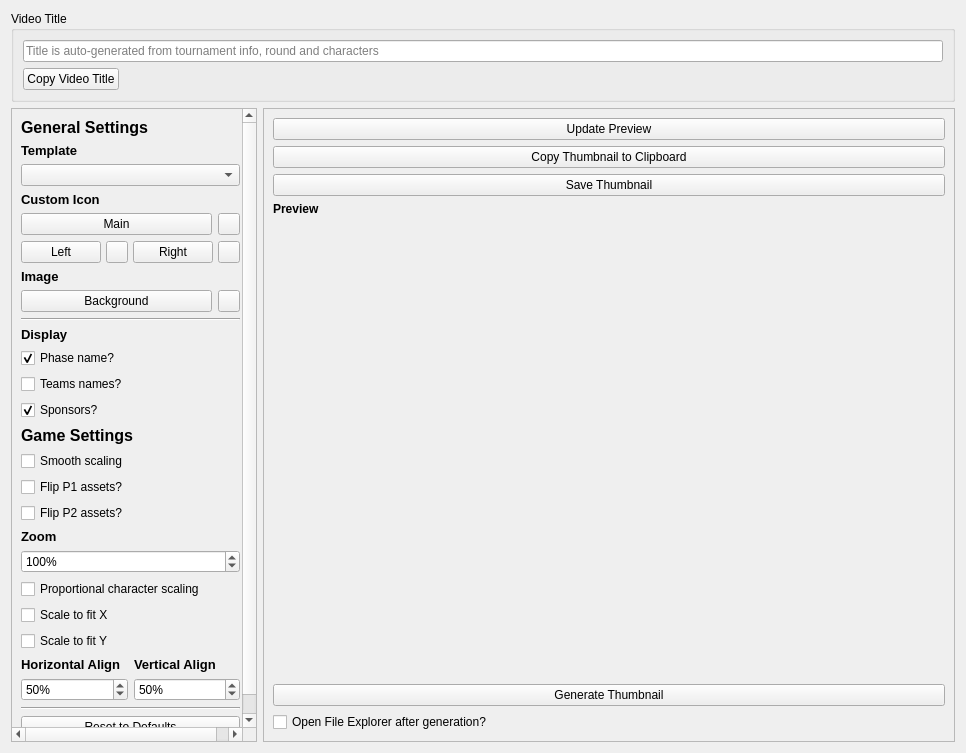
This is src/layout/AutonaThumbnailSettings.ui in yuya-tagu/Autona as Qt 5 draws it before an edit. The edited form follows.
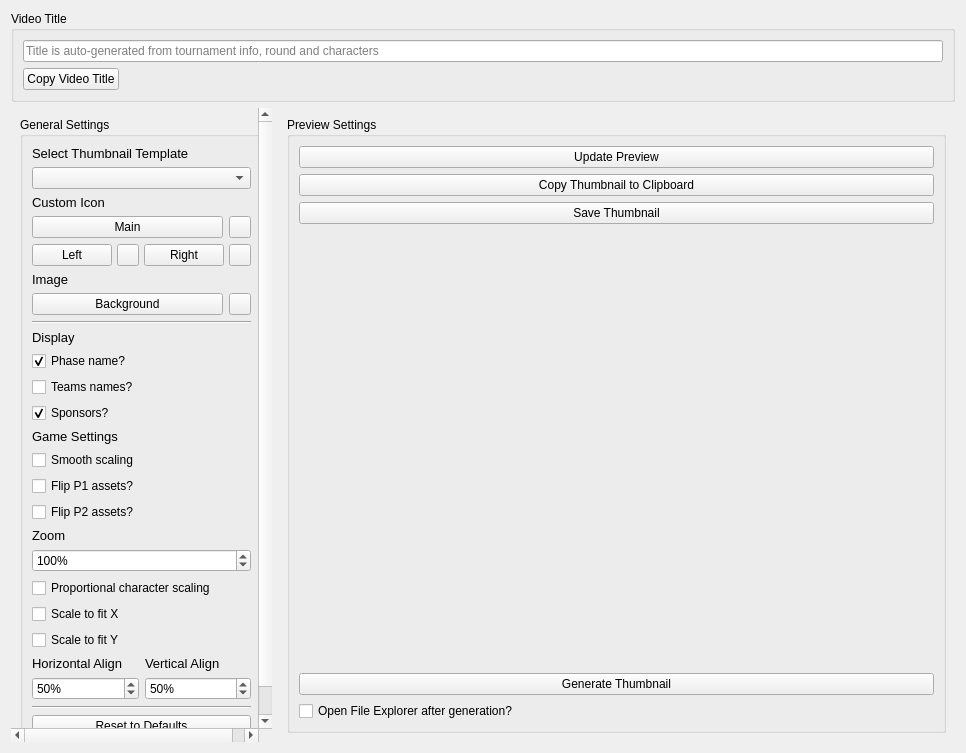
This is the edited form.

```diff
--- a/src/layout/AutonaThumbnailSettings.ui
+++ b/src/layout/AutonaThumbnailSettings.ui
@@ -74,6 +74,9 @@
     <layout class="QHBoxLayout" name="horizontalLayout_8">
      <item>
       <widget class="QScrollArea" name="scrollArea">
+     <property name="frameShape">
+      <enum>QFrame::NoFrame</enum>
+     </property>
      <property name="sizePolicy">
       <sizepolicy hsizetype="Minimum" vsizetype="Expanding">
        <horstretch>0</horstretch>
@@ -82,36 +85,29 @@
      </property>
      <widget class="QWidget" name="scrollAreaWidgetContents">
       <layout class="QVBoxLayout" name="verticalLayout_6">
-       <property name="rightMargin">
-        <number>16</number>
-       </property>
        <item>
-        <layout class="QVBoxLayout" name="verticalLayout">
-         <item>
-          <widget class="QLabel" name="label_18">
-           <property name="font">
-            <font>
-             <pointsize>12</pointsize>
-             <weight>75</weight>
-             <bold>true</bold>
-            </font>
-           </property>
-           <property name="text">
-            <string>General Settings</string>
-           </property>
-          </widget>
-         </item>
+        <widget class="QGroupBox" name="groupBoxGeneralSettings">
+         <property name="title">
+          <string>General Settings</string>
+         </property>
+         <layout class="QVBoxLayout" name="verticalLayout">
          <item>
           <widget class="QLabel" name="label_17">
+           <property name="sizePolicy">
+            <sizepolicy hsizetype="Preferred" vsizetype="Maximum">
+             <horstretch>0</horstretch>
+             <verstretch>0</verstretch>
+            </sizepolicy>
+           </property>
            <property name="font">
             <font>
              <pointsize>10</pointsize>
-             <weight>75</weight>
+             <weight>700</weight>
              <bold>true</bold>
             </font>
            </property>
            <property name="text">
-            <string>Template</string>
+            <string>Select Thumbnail Template</string>
            </property>
           </widget>
          </item>
@@ -120,20 +116,44 @@
          </item>
          <item>
           <layout class="QVBoxLayout" name="verticalLayout_15">
+           <property name="leftMargin">
+            <number>0</number>
+           </property>
+           <property name="topMargin">
+            <number>0</number>
+           </property>
            <property name="rightMargin">
             <number>0</number>
            </property>
+           <property name="bottomMargin">
+            <number>0</number>
+           </property>
            <item>
             <layout class="QVBoxLayout" name="verticalLayout_8">
-             <property name="leftMargin">
-              <number>0</number>
-             </property>
+           <property name="leftMargin">
+            <number>0</number>
+           </property>
+           <property name="topMargin">
+            <number>0</number>
+           </property>
+           <property name="rightMargin">
+            <number>0</number>
+           </property>
+           <property name="bottomMargin">
+            <number>0</number>
+           </property>
              <item>
               <widget class="QLabel" name="label_2">
+           <property name="sizePolicy">
+            <sizepolicy hsizetype="Preferred" vsizetype="Maximum">
+             <horstretch>0</horstretch>
+             <verstretch>0</verstretch>
+            </sizepolicy>
+           </property>
                <property name="font">
                 <font>
                  <pointsize>10</pointsize>
-                 <weight>75</weight>
+                 <weight>700</weight>
                  <bold>true</bold>
                 </font>
                </property>
@@ -144,6 +164,18 @@
              </item>
              <item>
               <layout class="QHBoxLayout" name="horizontalLayout_4">
+           <property name="leftMargin">
+            <number>0</number>
+           </property>
+           <property name="topMargin">
+            <number>0</number>
+           </property>
+           <property name="rightMargin">
+            <number>0</number>
+           </property>
+           <property name="bottomMargin">
+            <number>0</number>
+           </property>
                <item>
                 <widget class="QPushButton" name="customMainIcon">
                  <property name="sizePolicy">
@@ -271,15 +303,30 @@
            </item>
            <item>
             <layout class="QVBoxLayout" name="verticalLayout_7">
-             <property name="topMargin">
-              <number>0</number>
-             </property>
+           <property name="leftMargin">
+            <number>0</number>
+           </property>
+           <property name="topMargin">
+            <number>0</number>
+           </property>
+           <property name="rightMargin">
+            <number>0</number>
+           </property>
+           <property name="bottomMargin">
+            <number>0</number>
+           </property>
              <item>
               <widget class="QLabel" name="label_11">
+           <property name="sizePolicy">
+            <sizepolicy hsizetype="Preferred" vsizetype="Maximum">
+             <horstretch>0</horstretch>
+             <verstretch>0</verstretch>
+            </sizepolicy>
+           </property>
                <property name="font">
                 <font>
                  <pointsize>10</pointsize>
-                 <weight>75</weight>
+                 <weight>700</weight>
                  <bold>true</bold>
                 </font>
                </property>
@@ -293,6 +340,18 @@
              </item>
              <item>
               <layout class="QHBoxLayout" name="horizontalLayout_14">
+           <property name="leftMargin">
+            <number>0</number>
+           </property>
+           <property name="topMargin">
+            <number>0</number>
+           </property>
+           <property name="rightMargin">
+            <number>0</number>
+           </property>
+           <property name="bottomMargin">
+            <number>0</number>
+           </property>
                <item>
                 <widget class="QPushButton" name="customBackground">
                  <property name="text">
@@ -339,6 +398,18 @@
          </item>
          <item>
           <layout class="QVBoxLayout" name="verticalLayout_9">
+           <property name="leftMargin">
+            <number>0</number>
+           </property>
+           <property name="topMargin">
+            <number>0</number>
+           </property>
+           <property name="rightMargin">
+            <number>0</number>
+           </property>
+           <property name="bottomMargin">
+            <number>0</number>
+           </property>
            <item>
             <widget class="QLabel" name="label_13">
              <property name="sizePolicy">
@@ -350,7 +421,7 @@
              <property name="font">
               <font>
                <pointsize>10</pointsize>
-               <weight>75</weight>
+               <weight>700</weight>
                <bold>true</bold>
               </font>
              </property>
@@ -393,10 +464,16 @@
          </item>
          <item>
           <widget class="QLabel" name="label_19">
+           <property name="sizePolicy">
+            <sizepolicy hsizetype="Preferred" vsizetype="Maximum">
+             <horstretch>0</horstretch>
+             <verstretch>0</verstretch>
+            </sizepolicy>
+           </property>
            <property name="font">
             <font>
-             <pointsize>12</pointsize>
-             <weight>75</weight>
+             <pointsize>10</pointsize>
+             <weight>700</weight>
              <bold>true</bold>
             </font>
            </property>
@@ -434,10 +511,22 @@
          </item>
          <item>
           <layout class="QVBoxLayout" name="verticalLayout_17">
+           <property name="leftMargin">
+            <number>0</number>
+           </property>
+           <property name="topMargin">
+            <number>0</number>
+           </property>
+           <property name="rightMargin">
+            <number>0</number>
+           </property>
+           <property name="bottomMargin">
+            <number>0</number>
+           </property>
            <item>
             <widget class="QLabel" name="label_14">
              <property name="sizePolicy">
-              <sizepolicy hsizetype="Maximum" vsizetype="Minimum">
+              <sizepolicy hsizetype="Preferred" vsizetype="Maximum">
                <horstretch>0</horstretch>
                <verstretch>0</verstretch>
               </sizepolicy>
@@ -445,7 +534,7 @@
              <property name="font">
               <font>
                <pointsize>10</pointsize>
-               <weight>75</weight>
+               <weight>700</weight>
                <bold>true</bold>
               </font>
              </property>
@@ -483,6 +572,18 @@
          </item>
          <item>
           <layout class="QVBoxLayout" name="verticalLayout_20">
+           <property name="leftMargin">
+            <number>0</number>
+           </property>
+           <property name="topMargin">
+            <number>0</number>
+           </property>
+           <property name="rightMargin">
+            <number>0</number>
+           </property>
+           <property name="bottomMargin">
+            <number>0</number>
+           </property>
            <item>
             <widget class="QCheckBox" name="proportionalScaling">
              <property name="text">
@@ -508,14 +609,44 @@
          </item>
          <item>
           <layout class="QHBoxLayout" name="horizontalLayout_12">
+           <property name="leftMargin">
+            <number>0</number>
+           </property>
+           <property name="topMargin">
+            <number>0</number>
+           </property>
+           <property name="rightMargin">
+            <number>0</number>
+           </property>
+           <property name="bottomMargin">
+            <number>0</number>
+           </property>
            <item>
             <layout class="QVBoxLayout" name="verticalLayout_16">
+           <property name="leftMargin">
+            <number>0</number>
+           </property>
+           <property name="topMargin">
+            <number>0</number>
+           </property>
+           <property name="rightMargin">
+            <number>0</number>
+           </property>
+           <property name="bottomMargin">
+            <number>0</number>
+           </property>
              <item>
               <widget class="QLabel" name="label_16">
+           <property name="sizePolicy">
+            <sizepolicy hsizetype="Preferred" vsizetype="Maximum">
+             <horstretch>0</horstretch>
+             <verstretch>0</verstretch>
+            </sizepolicy>
+           </property>
                <property name="font">
                 <font>
                  <pointsize>10</pointsize>
-                 <weight>75</weight>
+                 <weight>700</weight>
                  <bold>true</bold>
                 </font>
                </property>
@@ -541,12 +672,30 @@
            </item>
            <item>
             <layout class="QVBoxLayout" name="verticalLayout_13">
+           <property name="leftMargin">
+            <number>0</number>
+           </property>
+           <property name="topMargin">
+            <number>0</number>
+           </property>
+           <property name="rightMargin">
+            <number>0</number>
+           </property>
+           <property name="bottomMargin">
+            <number>0</number>
+           </property>
              <item>
               <widget class="QLabel" name="label_15">
+           <property name="sizePolicy">
+            <sizepolicy hsizetype="Preferred" vsizetype="Maximum">
+             <horstretch>0</horstretch>
+             <verstretch>0</verstretch>
+            </sizepolicy>
+           </property>
                <property name="font">
                 <font>
                  <pointsize>10</pointsize>
-                 <weight>75</weight>
+                 <weight>700</weight>
                  <bold>true</bold>
                 </font>
                </property>
@@ -587,6 +736,7 @@
           </widget>
          </item>
         </layout>
+       </widget>
        </item>
       </layout>
      </widget>
@@ -594,6 +744,9 @@
    </item>
    <item>
     <widget class="QScrollArea" name="scrollArea_right">
+     <property name="frameShape">
+      <enum>QFrame::NoFrame</enum>
+     </property>
      <property name="sizePolicy">
       <sizepolicy hsizetype="Expanding" vsizetype="Expanding">
        <horstretch>0</horstretch>
@@ -604,9 +757,15 @@
       <bool>true</bool>
      </property>
      <widget class="QWidget" name="scrollAreaRightContents">
-      <layout class="QVBoxLayout" name="verticalLayout_10">
+      <layout class="QVBoxLayout" name="verticalLayout_rightWrapper">
        <item>
-        <widget class="QPushButton" name="btUpdatePreview">
+        <widget class="QGroupBox" name="groupBoxPreviewSettings">
+         <property name="title">
+          <string>Preview Settings</string>
+         </property>
+         <layout class="QVBoxLayout" name="verticalLayout_10">
+         <item>
+          <widget class="QPushButton" name="btUpdatePreview">
          <property name="text">
           <string>Update Preview</string>
          </property>
@@ -626,19 +785,6 @@
          </property>
         </widget>
        </item>
-       <item>
-        <widget class="QLabel" name="label">
-         <property name="font">
-          <font>
-           <weight>75</weight>
-           <bold>true</bold>
-          </font>
-         </property>
-         <property name="text">
-          <string>Preview</string>
-         </property>
-        </widget>
-       </item>
        <item>
         <widget class="QWidget" name="thumbnailPreview" native="true">
          <property name="sizePolicy">
@@ -668,6 +814,9 @@
         </widget>
        </item>
       </layout>
+      </widget>
+      </item>
+     </layout>
      </widget>
     </widget>
    </item>
```
Left out of the diff: 24 changed lines with no effect on the pictures.
